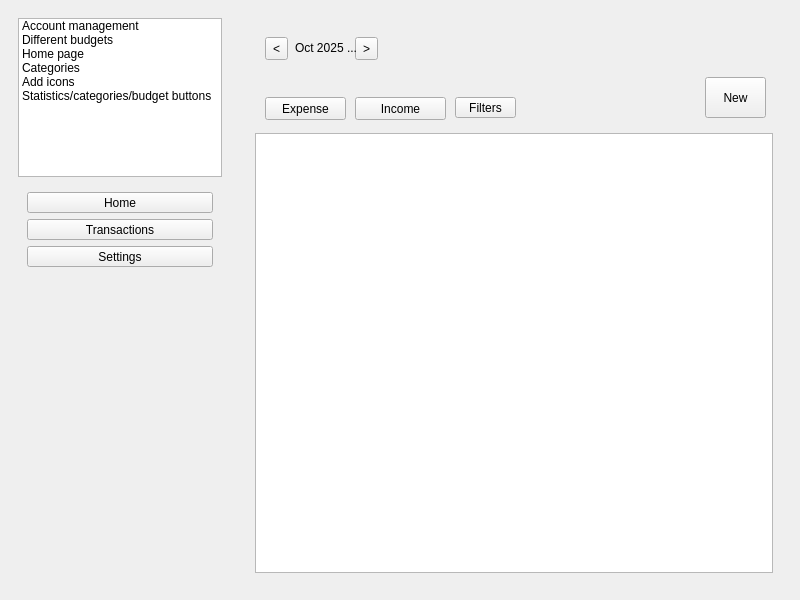
Qt form Desktop/mainwindow.ui (david4more/Finance) before a commit.
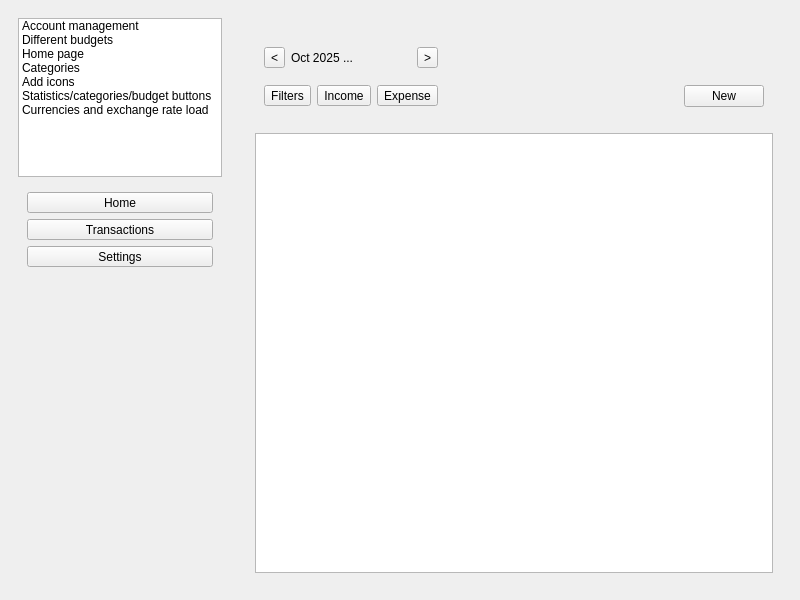
The same form after that commit. The open tabs and pages were chosen to show the change.

What changed in the file:
```diff
--- a/Desktop/mainwindow.ui
+++ b/Desktop/mainwindow.ui
@@ -68,6 +68,11 @@
            <string>Statistics/categories/budget buttons</string>
           </property>
          </item>
+         <item>
+          <property name="text">
+           <string>Currencies and exchange rate load</string>
+          </property>
+         </item>
         </widget>
        </item>
        <item>
@@ -182,97 +187,78 @@
                <height>100</height>
               </size>
              </property>
-             <widget class="QToolButton" name="newTransactionButton">
-              <property name="geometry">
-               <rect>
-                <x>450</x>
-                <y>50</y>
-                <width>61</width>
-                <height>41</height>
-               </rect>
-              </property>
-              <property name="text">
-               <string>New</string>
-              </property>
-             </widget>
+             <layout class="QGridLayout" name="gridLayout_2">
+              <item row="1" column="0">
+               <layout class="QHBoxLayout" name="horizontalLayout_4">
+                <item>
              <widget class="QToolButton" name="toolButton">
-              <property name="geometry">
-               <rect>
-                <x>200</x>
-                <y>70</y>
-                <width>61</width>
-                <height>21</height>
-               </rect>
-              </property>
               <property name="text">
                <string>Filters</string>
               </property>
              </widget>
+                </item>
+                <item>
              <widget class="QToolButton" name="toolButton_3">
-              <property name="geometry">
-               <rect>
-                <x>100</x>
-                <y>70</y>
-                <width>91</width>
-                <height>23</height>
-               </rect>
-              </property>
               <property name="text">
                <string>Income</string>
               </property>
              </widget>
+                </item>
+                <item>
              <widget class="QToolButton" name="toolButton_2">
-              <property name="geometry">
-               <rect>
-                <x>10</x>
-                <y>70</y>
-                <width>81</width>
-                <height>23</height>
-               </rect>
-              </property>
               <property name="text">
                <string>Expense</string>
               </property>
              </widget>
-             <widget class="QToolButton" name="toolButton_5">
-              <property name="geometry">
-               <rect>
-                <x>100</x>
-                <y>10</y>
-                <width>23</width>
-                <height>23</height>
-               </rect>
-              </property>
-              <property name="text">
-               <string>&gt;</string>
-              </property>
-             </widget>
-             <widget class="QLabel" name="label_3">
-              <property name="geometry">
-               <rect>
-                <x>40</x>
-                <y>10</y>
-                <width>61</width>
-                <height>21</height>
-               </rect>
-              </property>
-              <property name="text">
-               <string>Oct 2025 ...</string>
-              </property>
-             </widget>
+                </item>
+               </layout>
+              </item>
+              <item row="0" column="0">
+               <layout class="QHBoxLayout" name="horizontalLayout_3">
+                <item>
              <widget class="QToolButton" name="toolButton_4">
-              <property name="geometry">
-               <rect>
-                <x>10</x>
-                <y>10</y>
-                <width>23</width>
-                <height>23</height>
-               </rect>
-              </property>
               <property name="text">
                <string>&lt;</string>
               </property>
              </widget>
+                </item>
+                <item>
+                 <widget class="QLabel" name="label_3">
+                  <property name="text">
+                   <string>Oct 2025 ...</string>
+                  </property>
+                 </widget>
+                </item>
+                <item>
+                 <widget class="QToolButton" name="toolButton_5">
+                  <property name="text">
+                   <string>&gt;</string>
+                  </property>
+                 </widget>
+                </item>
+               </layout>
+              </item>
+              <item row="1" column="2">
+               <spacer name="horizontalSpacer_3">
+                <property name="orientation">
+                 <enum>Qt::Orientation::Horizontal</enum>
+                </property>
+                <property name="sizeHint" stdset="0">
+                 <size>
+                  <width>278</width>
+                  <height>20</height>
+                 </size>
+                </property>
+               </spacer>
+              </item>
+              <item row="1" column="3">
+               <widget class="QPushButton" name="newTransactionButton">
+                <property name="text">
+                 <string>New</string>
+                </property>
+               </widget>
+              </item>
+             </layout>
             </widget>
            </item>
            <item>
```
Lines whose indentation alone changed are shown as unchanged.
